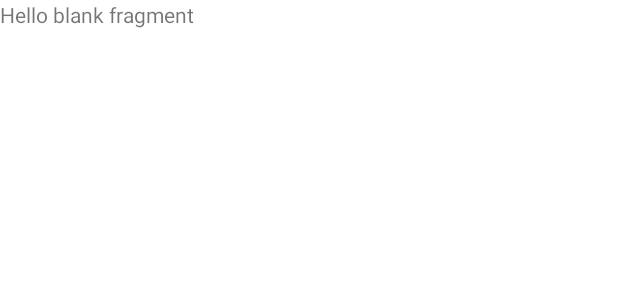
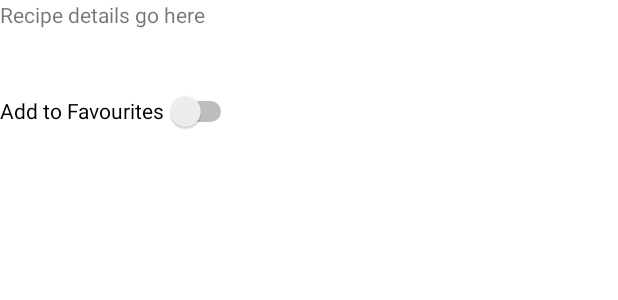
Before and after one commit to abundanceesim/AreYouHungry, an Android app: the layout fragment_recipe.xml on its own in the app's theme, with its tools: preview values and no code run, on a phone screen of 412 x 824 dp. Shown: the top 300 px of the screen. Run offline under Robolectric (Android 15) with nearby library versions, the phone set to English and light mode, and no system bars.

Commit message:
Commit - Harshang Shah - Updated recipe fragment, added toastsa and fixed the layout.

```diff
--- a/app/build.gradle
+++ b/app/build.gradle
@@ -36,4 +36,5 @@ dependencies {
     testImplementation 'junit:junit:4.+'
     androidTestImplementation 'androidx.test.ext:junit:1.1.3'
     androidTestImplementation 'androidx.test.espresso:espresso-core:3.4.0'
+
 }
--- a/app/src/main/res/layout/fragment_recipe.xml
+++ b/app/src/main/res/layout/fragment_recipe.xml
@@ -1,14 +1,24 @@
 <?xml version="1.0" encoding="utf-8"?>
 <FrameLayout xmlns:android="http://schemas.android.com/apk/res/android"
     xmlns:tools="http://schemas.android.com/tools"
+    android:id="@+id/recipe_frame"
     android:layout_width="match_parent"
     android:layout_height="match_parent"
     tools:context=".RecipeFragment">
 
     <!-- TODO: Update blank fragment layout -->
     <TextView
+        android:id="@+id/recipe_text"
         android:layout_width="match_parent"
         android:layout_height="match_parent"
         android:text="@string/hello_blank_fragment" />
 
+    <Switch
+        android:id="@+id/fav_switch"
+        android:layout_width="wrap_content"
+        android:layout_height="wrap_content"
+        android:layout_marginTop="50dp"
+        android:minHeight="48dp"
+        android:text="Add to Favourites" />
+
 </FrameLayout>
--- a/app/src/main/res/menu/navigation_menu.xml
+++ b/app/src/main/res/menu/navigation_menu.xml
@@ -5,15 +5,15 @@
     <item
         android:id="@+id/home_item"
         android:title="Home"
-        android:icon="@drawable/home"
         app:showAsAction="always"
+        android:icon="@drawable/home_icon"
         android:orderInCategory="1"/>
 
     <item
         android:id="@+id/search_item"
         android:title="Search"
-        android:icon="@drawable/search"
         app:showAsAction="always"
+        android:icon="@drawable/search_icon"
         android:orderInCategory="2"/>
 
     <item
--- a/app/src/main/res/menu/toolbar_menu.xml
+++ b/app/src/main/res/menu/toolbar_menu.xml
@@ -6,14 +6,14 @@
     <item
         android:id="@+id/home_item"
         android:title="Home"
-        android:icon="@drawable/home"
+        android:icon="@drawable/home_icon"
         app:showAsAction="always"
         android:orderInCategory="1"/>
 
     <item
         android:id="@+id/search_item"
         android:title="Search"
-        android:icon="@drawable/search"
+        android:icon="@drawable/search_icon"
         app:showAsAction="always"
         android:orderInCategory="2"/>
 
--- a/app/src/main/res/values/strings.xml
+++ b/app/src/main/res/values/strings.xml
@@ -1,5 +1,5 @@
 <resources>
     <string name="app_name">AreYouHungry</string>
     <!-- TODO: Remove or change this placeholder text -->
-    <string name="hello_blank_fragment">Hello blank fragment</string>
+    <string name="hello_blank_fragment">Recipe details go here</string>
 </resources>
```
Also changed, not shown: app/src/main/java/com/cst2335/areyouhungry/RecipeFragment.java (+14 -2 lines), app/src/main/java/com/cst2335/areyouhungry/SearchActivity.java (+8 -2 lines).
